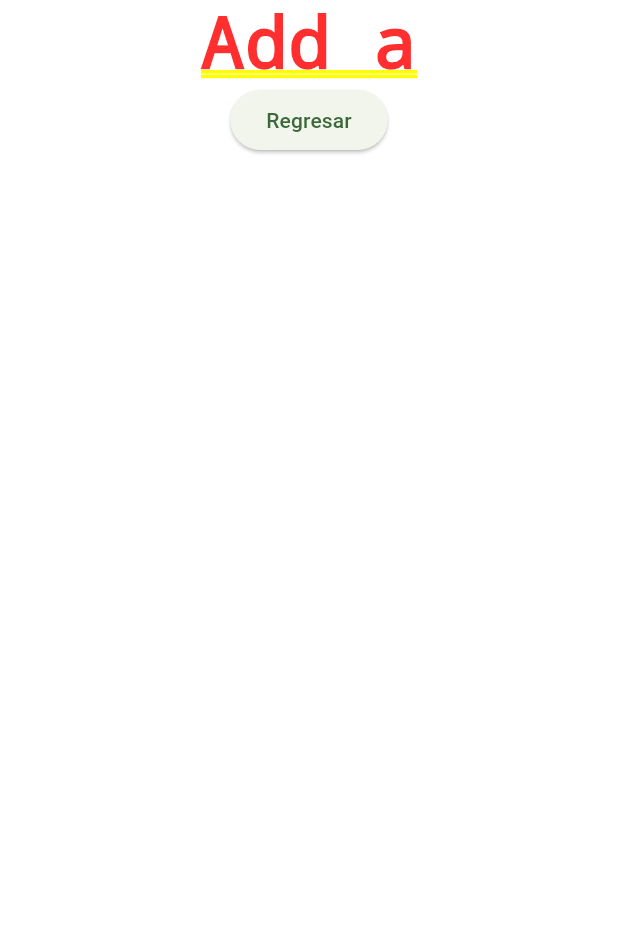
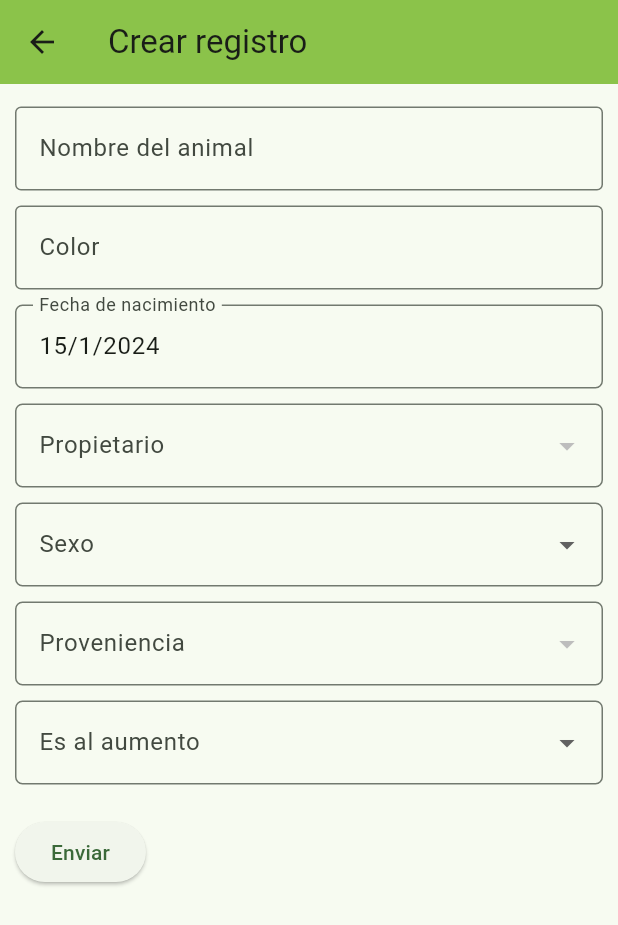
Before and after one commit to Lobaton2020/app_ganado_finca, a Flutter app: the screen it shows after launch, after a tap on the "add" icon, on a phone screen of 412 x 824 dp. Shown: the top 925 px of the screen. Run offline on Flutter 3.47's test engine with Material 3 defaults, Android fonts, the phone set to English and light mode, and no system bars; our stand-ins replace cached_network_image, flutter_dotenv, photo_view, supabase_flutter; accounts and stored records are empty; network calls fail.

Commit message:
Listar, crear bovinos y ver imagen de detalle

```diff
--- /dev/null
+++ b/lib/src/components/FormCreateBovine.dart
@@ -0,0 +1,157 @@
+import 'package:app_ganado_finca/src/services/main.dart';
+import 'package:app_ganado_finca/src/shared/components/DateFormField.dart';
+import 'package:app_ganado_finca/src/shared/components/SelectFormField.dart';
+import 'package:app_ganado_finca/src/shared/models/IOptions.dart';
+import 'package:app_ganado_finca/src/shared/utils/fromDateString.dart';
+import 'package:app_ganado_finca/src/shared/utils/snackBartMessage.dart';
+import 'package:flutter/material.dart';
+import 'package:app_ganado_finca/src/models/Bovine.dart';
+
+class FormCreateBovine extends StatefulWidget {
+  const FormCreateBovine({super.key, handleSubmitted});
+
+  @override
+  FormCreateBovineFormState createState() {
+    return FormCreateBovineFormState();
+  }
+}
+
+class FormCreateBovineFormState extends State<FormCreateBovine> {
+  final _form = GlobalKey<FormState>();
+  final newBovine = Map<String, dynamic>();
+  List<IOption> ownerOptions = [];
+  List<IOption> provenanceOptions = [];
+
+  String? _validationEmpty(String? value) {
+    if (value == null || value.isEmpty) {
+      return 'Este campo es requerido';
+    }
+    return null;
+  }
+
+  void _onSubmitForm() async {
+    if (_form.currentState!.validate()) {
+      _form.currentState!.save();
+      newBovine["owner_id"] = int.parse(newBovine["owner_id"]);
+      newBovine["provenance_id"] = int.parse(newBovine["provenance_id"]);
+      newBovine["is_male"] = newBovine["is_male"] == "1";
+      newBovine["for_increase"] = newBovine["for_increase"] == "1";
+      newBovine["date_birth"] =
+          fromDateStringToIsoString(newBovine["date_birth"]);
+
+      try {
+        await bovineService.create(Bovine.fromJson(newBovine));
+        showSnackBar(context, "Proceso exitoso!");
+        _form.currentState!.reset();
+      } catch (err) {
+        print(err);
+        showSnackBar(context, "Error, intenta de nuevo");
+      }
+    }
+  }
+
+  @override
+  void initState() {
+    super.initState();
+    Future.wait([
+      bovineService.findOwners(),
+      bovineService.findProvenances(),
+    ]).then((values) {
+      setState(() {
+        ownerOptions = values[0];
+        provenanceOptions = values[1];
+      });
+    }).catchError((error) {
+      print("Error consulta owners or procenances: " + error);
+    });
+  }
+
+  @override
+  Widget build(BuildContext context) {
+    return Form(
+      key: _form,
+      child: Column(
+        crossAxisAlignment: CrossAxisAlignment.start,
+        mainAxisAlignment: MainAxisAlignment.start,
+        children: [
+          Padding(
+            padding: const EdgeInsets.symmetric(vertical: 5),
+            child: TextFormField(
+              decoration: const InputDecoration(
+                border: OutlineInputBorder(),
+                labelText: 'Nombre del animal',
+              ),
+              validator: _validationEmpty,
+              onSaved: (value) => {newBovine["name"] = value ?? ''},
+            ),
+          ),
+          Padding(
+            padding: const EdgeInsets.symmetric(vertical: 5),
+            child: TextFormField(
+              decoration: const InputDecoration(
+                border: OutlineInputBorder(),
+                labelText: 'Color',
+              ),
+              validator: _validationEmpty,
+              onSaved: (value) => {newBovine["color"] = value ?? ''},
+            ),
+          ),
+          Padding(
+            padding: const EdgeInsets.symmetric(vertical: 5),
+            child: DateFormField(
+              validator: _validationEmpty,
+              initialDate: DateTime.now(),
+              labelText: "Fecha de nacimiento",
+              onSaved: (value) => {newBovine["date_birth"] = value ?? ''},
+            ),
+          ),
+          Padding(
+            padding: const EdgeInsets.symmetric(vertical: 5),
+            child: SelectFormField(
+                validator: _validationEmpty,
+                labelText: "Propietario",
+                onSaved: (value) => {newBovine["owner_id"] = value ?? ''},
+                options: ownerOptions),
+          ),
+          Padding(
+            padding: const EdgeInsets.symmetric(vertical: 5),
+            child: SelectFormField(
+                validator: _validationEmpty,
+                labelText: "Sexo",
+                onSaved: (value) => {newBovine["is_male"] = value ?? ''},
+                options: [
+                  IOption(label: "Macho", value: "1"),
+                  IOption(label: "Hembra", value: "0")
+                ]),
+          ),
+          Padding(
+            padding: const EdgeInsets.symmetric(vertical: 5),
+            child: SelectFormField(
+                validator: _validationEmpty,
+                labelText: "Proveniencia",
+                onSaved: (value) => {newBovine["provenance_id"] = value ?? ''},
+                options: provenanceOptions),
+          ),
+          Padding(
+            padding: const EdgeInsets.symmetric(vertical: 5),
+            child: SelectFormField(
+                validator: _validationEmpty,
+                labelText: "Es al aumento",
+                onSaved: (value) => {newBovine["for_increase"] = value ?? ''},
+                options: [
+                  IOption(label: "Si", value: "1"),
+                  IOption(label: "No", value: "0")
+                ]),
+          ),
+          Padding(
+            padding: const EdgeInsets.symmetric(vertical: 16),
+            child: ElevatedButton(
+              onPressed: _onSubmitForm,
+              child: const Text('Enviar'),
+            ),
+          ),
+        ],
+      ),
+    );
+  }
+}
--- a/lib/src/components/Layout.dart
+++ b/lib/src/components/Layout.dart
@@ -30,6 +30,7 @@ class _TabBarAppState extends State<TabBarApp>
   Widget build(BuildContext context) {
     return Scaffold(
       appBar: AppBar(
+        backgroundColor: Colors.lightGreen,
         title: const Text('Finca App'),
         bottom: TabBar(
           controller: _tabController,
--- /dev/null
+++ b/lib/src/components/SimpleAppBar.dart
@@ -0,0 +1,9 @@
+import 'package:flutter/material.dart';
+
+AppBar buildSimpleAppBar(BuildContext context, title) {
+  return AppBar(
+    backgroundColor: Colors.lightGreen,
+    leading: BackButton(onPressed: () => Navigator.pop(context)),
+    title: Text(title),
+  );
+}
--- a/lib/src/models/Bovine.dart
+++ b/lib/src/models/Bovine.dart
@@ -5,8 +5,8 @@ List<Bovine> bovineFromJson(String str) => List<Bovine>.from(json.decode(str).ma
 String bovineToJson(List<Bovine> data) => json.encode(List<dynamic>.from(data.map((x) => x.toJson())));
 
 class Bovine {
-    int id;
-    String createdAt;
+  int? id;
+  String? createdAt;
     String name;
     DateTime dateBirth;
     String color;
@@ -15,9 +15,8 @@ class Bovine {
     int? motherId;
     bool isMale;
     bool forIncrease;
-    dynamic adquisitionAmount;
-    int provenanceId;
-
+  dynamic? adquisitionAmount;
+  int provenanceId;
     Bovine({
         required this.id,
         required this.createdAt,
--- a/lib/src/pages/BovineAddPage.dart
+++ b/lib/src/pages/BovineAddPage.dart
@@ -1,19 +1,20 @@
+import 'package:app_ganado_finca/src/components/FormCreateBovine.dart';
+import 'package:app_ganado_finca/src/components/SimpleAppBar.dart';
 import 'package:flutter/material.dart';
 
 class BovineAddPage extends StatelessWidget{
   const BovineAddPage({super.key});
+  void handleSubmitted(dynamic data) {
+    print(data);
+  }
   @override
   Widget build(BuildContext context){
-    return Column(
-      children: [
-        Text("Add a"),
-        ElevatedButton(
-          onPressed: (){
-            Navigator.of(context).pop();
-          },
-          child: Text("Regresar")
-        )
-      ],
+    return Scaffold(
+      appBar: buildSimpleAppBar(context, 'Crear registro'),
+      body: Container(
+        margin: EdgeInsets.all(10),
+        child: FormCreateBovine(),
+      ),
     );
   }
 }
--- a/lib/src/pages/BovinesPage.dart
+++ b/lib/src/pages/BovinesPage.dart
@@ -2,16 +2,16 @@ import 'package:app_ganado_finca/src/components/CardBovine.dart';
 import 'package:app_ganado_finca/src/models/Bovine.dart';
 import 'package:app_ganado_finca/src/routes/main.dart';
 import 'package:app_ganado_finca/src/services/BovineService.dart';
+import 'package:app_ganado_finca/src/services/main.dart';
 import 'package:flutter/material.dart';
 
-final _bovinesService = BovineService();
 class BovinesPage extends StatelessWidget{
   const BovinesPage({super.key});
   @override
   Widget build(BuildContext context){
 
     return FutureBuilder<List<Bovine>>(
-        future: _bovinesService.findAll(),
+        future: bovineService.findAll(),
         builder: (context, snapshot) {
           if (!snapshot.hasData) {
             return const Center(child: CircularProgressIndicator());
--- a/lib/src/services/BovineService.dart
+++ b/lib/src/services/BovineService.dart
@@ -1,4 +1,5 @@
 import 'package:app_ganado_finca/src/models/Bovine.dart';
+import 'package:app_ganado_finca/src/shared/models/IOptions.dart';
 import 'package:supabase_flutter/supabase_flutter.dart';
 
 class BovineService{
@@ -9,4 +10,27 @@ Future<List<Bovine>> findAll() async {
 
     return data.map((item) => Bovine.fromJson(item)).toList();
   }
+
+  Future<List<IOption>> findProvenances() async {
+    final data = await Supabase.instance.client.from('provenances').select();
+    return data
+        .map((item) =>
+            IOption(label: item["name"], value: item["id"].toString()))
+        .toList();
+  }
+
+  Future<List<IOption>> findOwners() async {
+    final data = await Supabase.instance.client.from('owners').select();
+    return data
+        .map((item) =>
+            IOption(label: item["name"], value: item["id"].toString()))
+        .toList();
+  }
+
+  Future<void> create(Bovine bovine) async {
+    final newBovine = bovine.toJson();
+    newBovine.remove("id");
+    newBovine.remove("created_at");
+    await Supabase.instance.client.from('bovines').insert(newBovine);
+  }
 }
--- /dev/null
+++ b/lib/src/services/main.dart
@@ -0,0 +1,3 @@
+import 'package:app_ganado_finca/src/services/BovineService.dart';
+
+final bovineService = BovineService();
--- /dev/null
+++ b/lib/src/shared/components/DateFormField.dart
@@ -0,0 +1,67 @@
+import 'package:flutter/material.dart';
+
+String formatDateTime(DateTime dateTime) {
+  return '${dateTime.day}/${dateTime.month}/${dateTime.year}';
+}
+
+class DateFormField extends StatefulWidget {
+  const DateFormField({
+    Key? key,
+    required this.initialDate,
+    this.onSaved,
+    this.validator,
+    this.labelText = 'Fecha',
+    this.hintText = 'dd/mm/yyyy',
+  }) : super(key: key);
+
+  final String labelText;
+  final String hintText;
+  final DateTime initialDate;
+  final ValueChanged<String?>? onSaved;
+  final String? Function(String?)? validator;
+
+  @override
+  State<DateFormField> createState() => _DateFormFieldState();
+}
+
+class _DateFormFieldState extends State<DateFormField> {
+  late DateTime _date;
+  @override
+  void initState() {
+    super.initState();
+    _date = widget.initialDate;
+  }
+
+  @override
+  Widget build(BuildContext context) {
+    final date = _date != widget.initialDate ? formatDateTime(_date) : '';
+    return TextFormField(
+      controller: TextEditingController(text: date),
+      decoration: InputDecoration(
+        border: OutlineInputBorder(
+          borderRadius: BorderRadius.circular(5.0),
+        ),
+        labelText: widget.labelText,
+        hintText: widget.hintText
+      ),
+      onTap: () => _showDatePicker(),
+      validator: widget.validator,
+      onSaved: widget.onSaved,
+    );
+  }
+
+  void _showDatePicker() {
+    showDatePicker(
+      context: context,
+      initialDate: _date,
+      firstDate: DateTime(1900),
+      lastDate: DateTime(DateTime.now().year + 1, 12, 31),
+    ).then((date) {
+      if (date != null) {
+        setState(() {
+          _date = date;
+        });
+      }
+    });
+  }
+}
--- /dev/null
+++ b/lib/src/shared/components/SelectFormField.dart
@@ -0,0 +1,51 @@
+import 'package:app_ganado_finca/src/shared/models/IOptions.dart';
+import 'package:flutter/material.dart';
+
+class SelectFormField extends StatefulWidget {
+  const SelectFormField({
+    Key? key,
+    this.onSaved,
+    this.validator,
+    this.labelText = 'Select',
+    required this.options,
+  }) : super(key: key);
+  final List<IOption> options;
+  final String labelText;
+  final ValueChanged<String?>? onSaved;
+  final String? Function(String?)? validator;
+  @override
+  State<SelectFormField> createState() => _SelectFormFieldState();
+}
+
+class _SelectFormFieldState extends State<SelectFormField> {
+  String? _selectedOption;
+  void handleChange(String? newOption) {
+    setState(() {
+      _selectedOption = newOption;
+    });
+  }
+
+  @override
+  Widget build(BuildContext context) {
+    return DropdownButtonFormField<String>(
+      validator: widget.validator,
+      decoration: InputDecoration(
+        border: OutlineInputBorder(
+          borderRadius: BorderRadius.circular(5.0),
+        ),
+        labelText: widget.labelText,
+      ),
+      // value: _selectedOption,
+      onSaved: widget.onSaved,
+      onChanged: handleChange,
+      items: [
+        ...widget.options
+            .map((option) => DropdownMenuItem(
+                  value: option.value,
+                  child: Text(option.label),
+                ))
+            .toList(),
+      ],
+    );
+  }
+}
--- /dev/null
+++ b/lib/src/shared/models/IOptions.dart
@@ -0,0 +1,6 @@
+class IOption {
+  String label;
+  String value;
+
+  IOption({required this.label, required this.value});
+}
--- a/pubspec.yaml
+++ b/pubspec.yaml
@@ -39,6 +39,8 @@ dependencies:
   http: ^1.1.2
   flutter_dotenv: ^5.1.0
   path_provider: ^2.1.2
+  photo_view: ^0.14.0
+  cached_network_image: ^3.3.1
 
 dev_dependencies:
   flutter_test:
```
Also changed, not shown: lib/src/components/CardBovine.dart (+23 -14 lines), lib/src/components/DetailScreen.dart (+27 -13 lines), lib/src/shared/utils/fromDateString.dart (added, +7 -0 lines), lib/src/shared/utils/snackBartMessage.dart (added, +14 -0 lines), lib/src/shared/utils/calcularTiempoTranscurrido.dart (renamed from lib/src/utils/calcularTiempoTranscurrido.dart), pubspec.lock, 1 other file.
